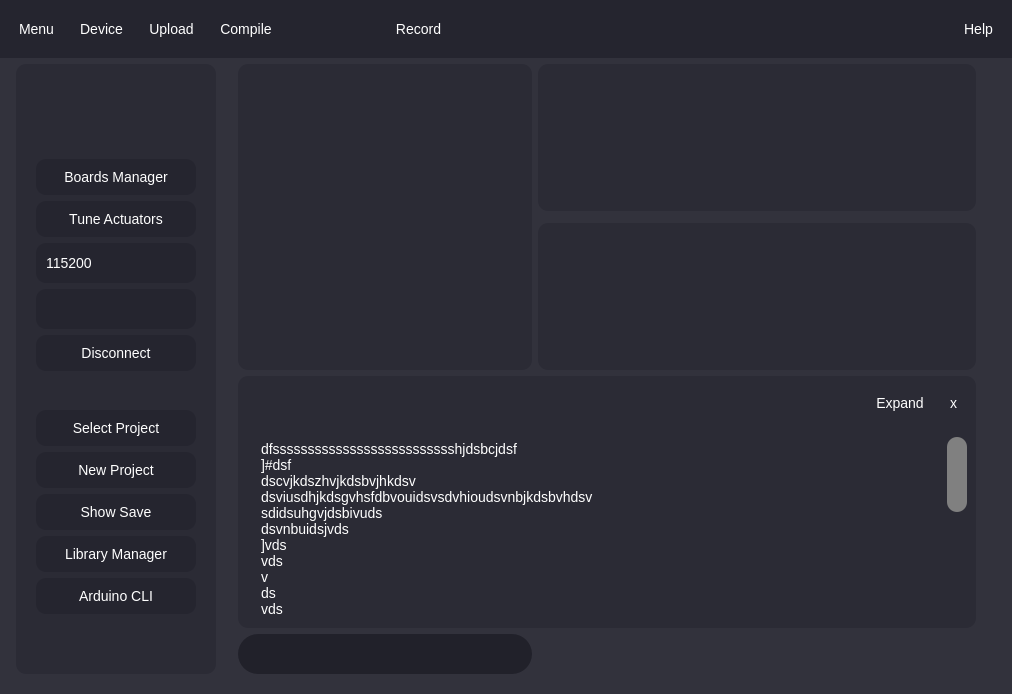
First picture: the form in Ui/GraphingUi.ui, repository OrionAerospaceYT/SideKick, before the edit.
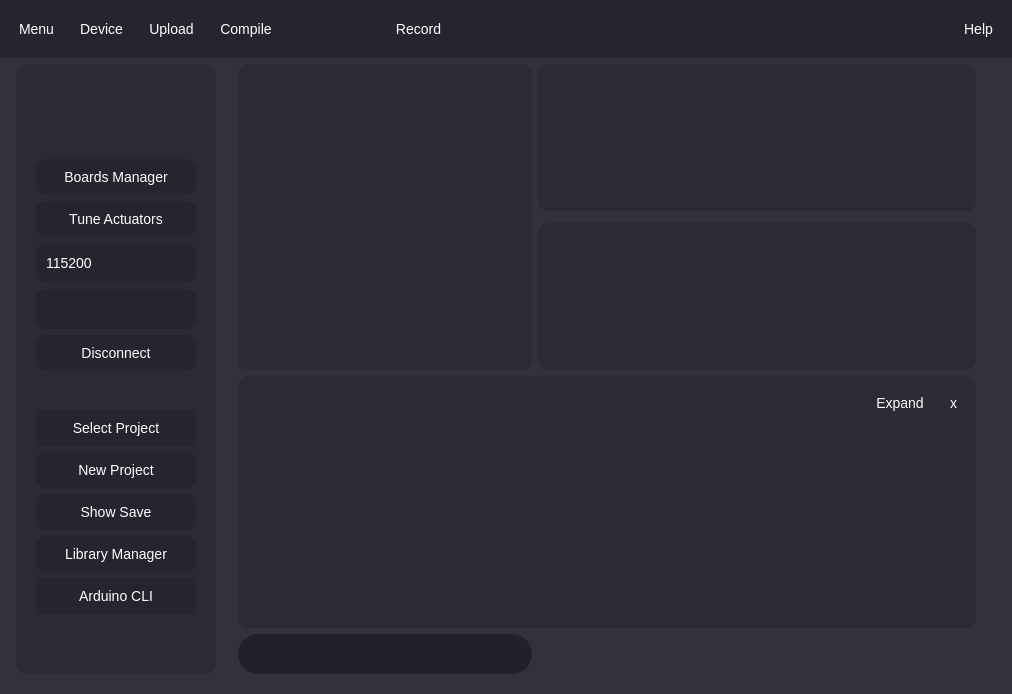
Second picture: the form after the edit. Icons and pictures are not drawn.

What changed in the file:
```diff
--- a/Ui/GraphingUi.ui
+++ b/Ui/GraphingUi.ui
@@ -22,6 +22,7 @@
   
   font: 10pt &quot;Roboto &quot;;
   font-size: 14px;
+  line-height: 20px;
   background-color: #32323C;
   color: #FFFFFF;
 }
@@ -565,32 +566,6 @@
 &lt;html&gt;&lt;head&gt;&lt;meta name=&quot;qrichtext&quot; content=&quot;1&quot; /&gt;&lt;style type=&quot;text/css&quot;&gt;
 p, li { white-space: pre-wrap; }
 &lt;/style&gt;&lt;/head&gt;&lt;body style=&quot; font-family:'Roboto '; font-size:14px; font-weight:400; font-style:normal;&quot;&gt;
-&lt;p style=&quot; margin-top:0px; margin-bottom:0px; margin-left:0px; margin-right:0px; -qt-block-indent:0; text-indent:0px;&quot;&gt;&lt;span style=&quot; font-size:14px;&quot;&gt;dfsssssssssssssssssssssssssshjdsbcjdsf&lt;/span&gt;&lt;/p&gt;
-&lt;p style=&quot; margin-top:0px; margin-bottom:0px; margin-left:0px; margin-right:0px; -qt-block-indent:0; text-indent:0px;&quot;&gt;&lt;span style=&quot; font-size:14px;&quot;&gt;]#dsf&lt;/span&gt;&lt;/p&gt;
-&lt;p style=&quot; margin-top:0px; margin-bottom:0px; margin-left:0px; margin-right:0px; -qt-block-indent:0; text-indent:0px;&quot;&gt;&lt;span style=&quot; font-size:14px;&quot;&gt;dscvjkdszhvjkdsbvjhkdsv&lt;/span&gt;&lt;/p&gt;
-&lt;p style=&quot; margin-top:0px; margin-bottom:0px; margin-left:0px; margin-right:0px; -qt-block-indent:0; text-indent:0px;&quot;&gt;&lt;span style=&quot; font-size:14px;&quot;&gt;dsviusdhjkdsgvhsfdbvouidsvsdvhioudsvnbjkdsbvhdsv&lt;/span&gt;&lt;/p&gt;
-&lt;p style=&quot; margin-top:0px; margin-bottom:0px; margin-left:0px; margin-right:0px; -qt-block-indent:0; text-indent:0px;&quot;&gt;&lt;span style=&quot; font-size:14px;&quot;&gt;sdidsuhgvjdsbivuds&lt;/span&gt;&lt;/p&gt;
-&lt;p style=&quot; margin-top:0px; margin-bottom:0px; margin-left:0px; margin-right:0px; -qt-block-indent:0; text-indent:0px;&quot;&gt;&lt;span style=&quot; font-size:14px;&quot;&gt;dsvnbuidsjvds&lt;/span&gt;&lt;/p&gt;
-&lt;p style=&quot; margin-top:0px; margin-bottom:0px; margin-left:0px; margin-right:0px; -qt-block-indent:0; text-indent:0px;&quot;&gt;&lt;span style=&quot; font-size:14px;&quot;&gt;]vds&lt;/span&gt;&lt;/p&gt;
-&lt;p style=&quot; margin-top:0px; margin-bottom:0px; margin-left:0px; margin-right:0px; -qt-block-indent:0; text-indent:0px;&quot;&gt;&lt;span style=&quot; font-size:14px;&quot;&gt;vds&lt;/span&gt;&lt;/p&gt;
-&lt;p style=&quot; margin-top:0px; margin-bottom:0px; margin-left:0px; margin-right:0px; -qt-block-indent:0; text-indent:0px;&quot;&gt;&lt;span style=&quot; font-size:14px;&quot;&gt;v&lt;/span&gt;&lt;/p&gt;
-&lt;p style=&quot; margin-top:0px; margin-bottom:0px; margin-left:0px; margin-right:0px; -qt-block-indent:0; text-indent:0px;&quot;&gt;&lt;span style=&quot; font-size:14px;&quot;&gt;ds&lt;/span&gt;&lt;/p&gt;
-&lt;p style=&quot; margin-top:0px; margin-bottom:0px; margin-left:0px; margin-right:0px; -qt-block-indent:0; text-indent:0px;&quot;&gt;&lt;span style=&quot; font-size:14px;&quot;&gt;vds&lt;/span&gt;&lt;/p&gt;
-&lt;p style=&quot; margin-top:0px; margin-bottom:0px; margin-left:0px; margin-right:0px; -qt-block-indent:0; text-indent:0px;&quot;&gt;&lt;span style=&quot; font-size:14px;&quot;&gt;]grsdvhisdjbvjhdsds&lt;/span&gt;&lt;/p&gt;
-&lt;p style=&quot; margin-top:0px; margin-bottom:0px; margin-left:0px; margin-right:0px; -qt-block-indent:0; text-indent:0px;&quot;&gt;&lt;span style=&quot; font-size:14px;&quot;&gt;dsvdsvhdsijgvbiusdbvuidsvs&lt;/span&gt;&lt;/p&gt;
-&lt;p style=&quot; margin-top:0px; margin-bottom:0px; margin-left:0px; margin-right:0px; -qt-block-indent:0; text-indent:0px;&quot;&gt;&lt;span style=&quot; font-size:14px;&quot;&gt;dviusdvghbuiedsbvuiysdbvuidsbv&lt;/span&gt;&lt;/p&gt;
-&lt;p style=&quot; margin-top:0px; margin-bottom:0px; margin-left:0px; margin-right:0px; -qt-block-indent:0; text-indent:0px;&quot;&gt;&lt;span style=&quot; font-size:14px;&quot;&gt;sdvuiewsbvuidsbuvneds&lt;/span&gt;&lt;/p&gt;
-&lt;p style=&quot; margin-top:0px; margin-bottom:0px; margin-left:0px; margin-right:0px; -qt-block-indent:0; text-indent:0px;&quot;&gt;&lt;span style=&quot; font-size:14px;&quot;&gt;uidsvbikudsbvuierwbgfusddb fjkvl&lt;/span&gt;&lt;/p&gt;
-&lt;p style=&quot; margin-top:0px; margin-bottom:0px; margin-left:0px; margin-right:0px; -qt-block-indent:0; text-indent:0px;&quot;&gt;&lt;span style=&quot; font-size:14px;&quot;&gt;vsdhouivdsbuidbfjkewsjsv&lt;/span&gt;&lt;/p&gt;
-&lt;p style=&quot; margin-top:0px; margin-bottom:0px; margin-left:0px; margin-right:0px; -qt-block-indent:0; text-indent:0px;&quot;&gt;&lt;span style=&quot; font-size:14px;&quot;&gt;uoidsvbndsujkvbuoiebnvs&lt;/span&gt;&lt;/p&gt;
-&lt;p style=&quot; margin-top:0px; margin-bottom:0px; margin-left:0px; margin-right:0px; -qt-block-indent:0; text-indent:0px;&quot;&gt;&lt;span style=&quot; font-size:14px;&quot;&gt;ihousdvkjsdbsa&lt;/span&gt;&lt;/p&gt;
-&lt;p style=&quot; margin-top:0px; margin-bottom:0px; margin-left:0px; margin-right:0px; -qt-block-indent:0; text-indent:0px;&quot;&gt;&lt;span style=&quot; font-size:14px;&quot;&gt;bndjskvbjsd&lt;/span&gt;&lt;/p&gt;
-&lt;p style=&quot; margin-top:0px; margin-bottom:0px; margin-left:0px; margin-right:0px; -qt-block-indent:0; text-indent:0px;&quot;&gt;&lt;span style=&quot; font-size:14px;&quot;&gt;dsvf&lt;/span&gt;&lt;/p&gt;
-&lt;p style=&quot; margin-top:0px; margin-bottom:0px; margin-left:0px; margin-right:0px; -qt-block-indent:0; text-indent:0px;&quot;&gt;&lt;span style=&quot; font-size:14px;&quot;&gt;dsf&lt;/span&gt;&lt;/p&gt;
-&lt;p style=&quot; margin-top:0px; margin-bottom:0px; margin-left:0px; margin-right:0px; -qt-block-indent:0; text-indent:0px;&quot;&gt;&lt;span style=&quot; font-size:14px;&quot;&gt;ds&lt;/span&gt;&lt;/p&gt;
-&lt;p style=&quot; margin-top:0px; margin-bottom:0px; margin-left:0px; margin-right:0px; -qt-block-indent:0; text-indent:0px;&quot;&gt;&lt;span style=&quot; font-size:14px;&quot;&gt;f&lt;/span&gt;&lt;/p&gt;
-&lt;p style=&quot; margin-top:0px; margin-bottom:0px; margin-left:0px; margin-right:0px; -qt-block-indent:0; text-indent:0px;&quot;&gt;&lt;span style=&quot; font-size:14px;&quot;&gt;dsf&lt;/span&gt;&lt;/p&gt;
-&lt;p style=&quot; margin-top:0px; margin-bottom:0px; margin-left:0px; margin-right:0px; -qt-block-indent:0; text-indent:0px;&quot;&gt;&lt;span style=&quot; font-size:14px;&quot;&gt;fsdoikvnsjdkinbjkdsnvjldsnmfklds&lt;/span&gt;&lt;/p&gt;
 &lt;p style=&quot;-qt-paragraph-type:empty; margin-top:0px; margin-bottom:0px; margin-left:0px; margin-right:0px; -qt-block-indent:0; text-indent:0px;&quot;&gt;&lt;br /&gt;&lt;/p&gt;&lt;/body&gt;&lt;/html&gt;</string>
            </property>
           </widget>
```
